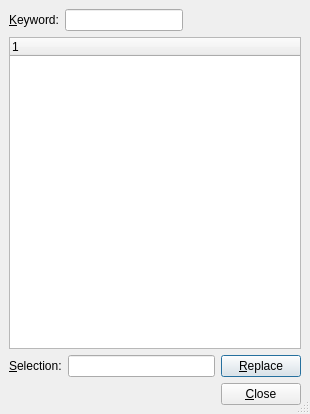
Before: the Qt Designer form src/frontends/qt4/ui/ThesaurusUi.ui in cburschka/lyx, drawn with Qt 5.
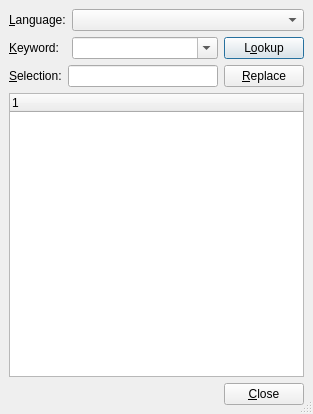
After: the same form once the commit is applied.

Patch:
```diff
--- a/src/frontends/qt4/ui/ThesaurusUi.ui
+++ b/src/frontends/qt4/ui/ThesaurusUi.ui
@@ -5,7 +5,7 @@
    <rect>
     <x>0</x>
     <y>0</y>
-    <width>310</width>
+    <width>313</width>
     <height>414</height>
    </rect>
   </property>
@@ -22,56 +22,57 @@
    <property name="spacing" >
     <number>6</number>
    </property>
-   <item row="1" column="0" >
-    <widget class="QTreeWidget" name="meaningsTV" />
+   <item row="0" column="1" colspan="2" >
+    <widget class="QComboBox" name="languageCO" >
+     <property name="sizePolicy" >
+      <sizepolicy>
+       <hsizetype>3</hsizetype>
+       <vsizetype>0</vsizetype>
+       <horstretch>0</horstretch>
+       <verstretch>0</verstretch>
+      </sizepolicy>
+     </property>
+     <property name="toolTip" >
+      <string>Language of the thesaurus</string>
+     </property>
+    </widget>
    </item>
-   <item row="0" column="0" >
-    <layout class="QHBoxLayout" >
-     <property name="margin" >
-      <number>0</number>
+   <item row="1" column="1" >
+    <widget class="QComboBox" name="entryCO" >
+     <property name="sizePolicy" >
+      <sizepolicy>
+       <hsizetype>3</hsizetype>
+       <vsizetype>0</vsizetype>
+       <horstretch>0</horstretch>
+       <verstretch>0</verstretch>
+      </sizepolicy>
      </property>
      <property name="spacing" >
       <number>6</number>
      </property>
-     <item>
-      <widget class="QLabel" name="entryLA" >
-       <property name="toolTip" >
-        <string>Index entry</string>
-       </property>
-       <property name="text" >
-        <string>&amp;Keyword:</string>
-       </property>
-       <property name="buddy" >
-        <cstring>entryED</cstring>
-       </property>
-      </widget>
-     </item>
-     <item>
-      <widget class="QLineEdit" name="entryED" >
-       <property name="toolTip" >
-        <string>Entry</string>
-       </property>
-      </widget>
-     </item>
-     <item>
-      <spacer>
-       <property name="orientation" >
-        <enum>Qt::Horizontal</enum>
-       </property>
-       <property name="sizeType" >
-        <enum>QSizePolicy::Expanding</enum>
-       </property>
-       <property name="sizeHint" >
-        <size>
-         <width>20</width>
-         <height>20</height>
-        </size>
-       </property>
-      </spacer>
-     </item>
-    </layout>
+     <property name="editable" >
+      <bool>true</bool>
+     </property>
+    </widget>
    </item>
-   <item row="2" column="0" >
+   <item row="1" column="2" >
+    <widget class="QPushButton" name="lookupPB" >
+     <property name="toolTip" >
+      <string/>
+     </property>
+     <property name="text" >
+      <string>L&amp;ookup</string>
+     </property>
+    </widget>
+   </item>
+   <item row="3" column="0" colspan="3" >
+    <widget class="QTreeWidget" name="meaningsTV" >
+     <property name="toolTip" >
+      <string>Click to select a proposal, double click to look it up.</string>
+     </property>
+    </widget>
+   </item>
+   <item row="2" column="0" colspan="3" >
     <layout class="QHBoxLayout" >
      <property name="margin" >
       <number>0</number>
@@ -111,7 +112,7 @@
      </item>
     </layout>
    </item>
-   <item row="3" column="0" >
+   <item row="4" column="0" colspan="3" >
     <layout class="QHBoxLayout" >
      <property name="margin" >
       <number>0</number>
@@ -144,6 +145,29 @@
      </item>
     </layout>
    </item>
+   <item row="0" column="0" >
+    <widget class="QLabel" name="languageLA" >
+     <property name="text" >
+      <string>&amp;Language:</string>
+     </property>
+     <property name="buddy" >
+      <cstring>languageCO</cstring>
+     </property>
+    </widget>
+   </item>
+   <item row="1" column="0" >
+    <widget class="QLabel" name="entryLA" >
+     <property name="toolTip" >
+      <string>Index entry</string>
+     </property>
+     <property name="text" >
+      <string>&amp;Keyword:</string>
+     </property>
+     <property name="buddy" >
+      <cstring>entryCO</cstring>
+     </property>
+    </widget>
+   </item>
   </layout>
  </widget>
  <pixmapfunction></pixmapfunction>
```
Left out of the diff: 17 changed lines with no effect on the pictures.
